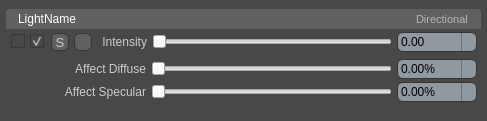
Above: scripts/lxserv/resources/lightPanel.ui from nicelifeBS/Modo_LightBank before the change. Below: the same form after it.
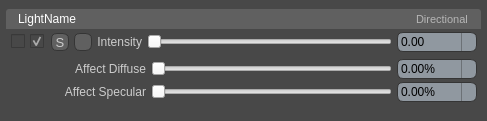
That is the form after the change. Icons and pictures are not drawn.

The edit to the form file:
```diff
--- a/scripts/lxserv/resources/lightPanel.ui
+++ b/scripts/lxserv/resources/lightPanel.ui
@@ -524,13 +524,13 @@
           </property>
           <property name="minimumSize">
            <size>
-            <width>50</width>
+            <width>45</width>
             <height>0</height>
            </size>
           </property>
           <property name="maximumSize">
            <size>
-            <width>50</width>
+            <width>45</width>
             <height>16777215</height>
            </size>
           </property>
```
Left out of the diff: 47 changed lines with no effect on the pictures.
